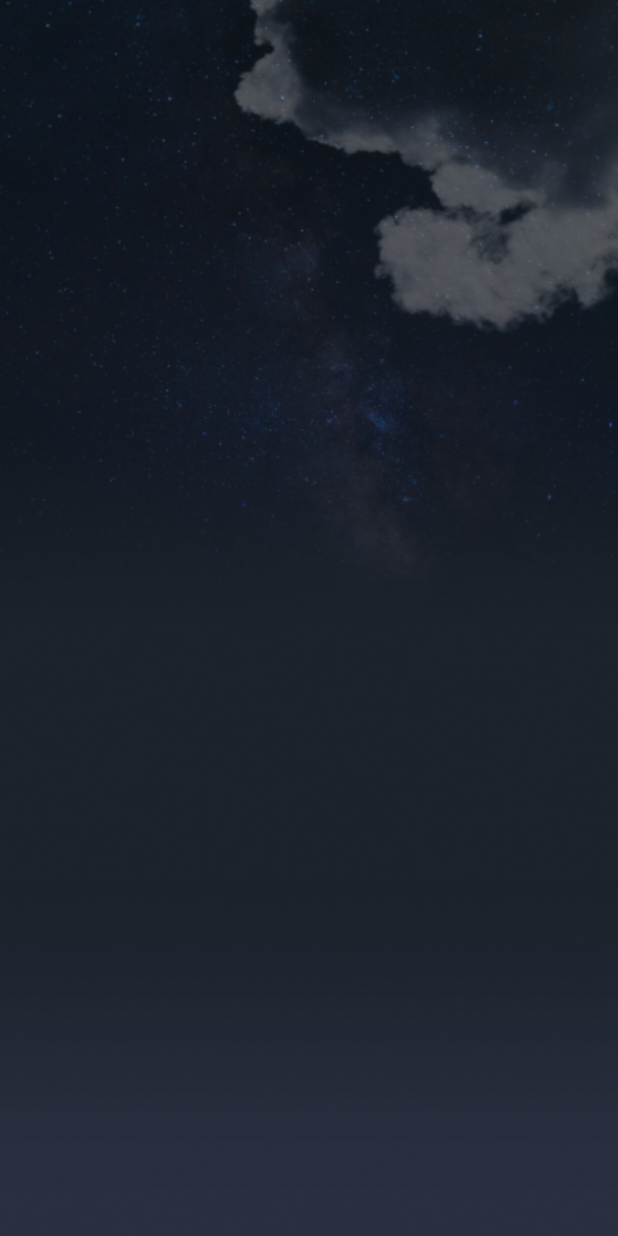
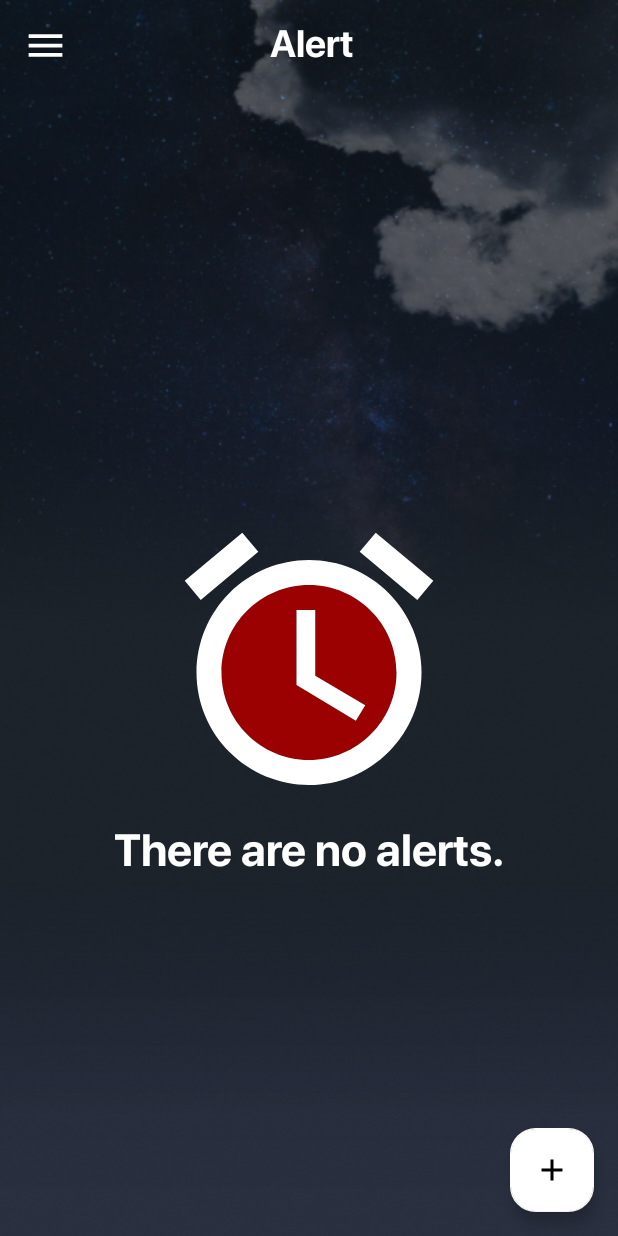
Before and after one commit to kerolos-raouf/Nimbus-Weather-App-XML, an Android app: the screen it shows after launch (MainActivity), after a tap on "Alert", on a phone screen of 412 x 824 dp. Run offline under Robolectric (Android 15) with nearby library versions, the phone set to English and light mode, and no system bars; our stand-ins replace Dagger/Hilt's generated code, Room's generated code, data binding, navigation-ui; pictures from the network do not load; 2 other taps on this screen came first.

Commit message:
implement alert UI screen

```diff
--- a/app/src/main/java/com/example/nimbusweatherapp/alertFragment/AlertFragment.kt
+++ b/app/src/main/java/com/example/nimbusweatherapp/alertFragment/AlertFragment.kt
@@ -5,56 +5,26 @@ import androidx.fragment.app.Fragment
 import android.view.LayoutInflater
 import android.view.View
 import android.view.ViewGroup
+import androidx.databinding.DataBindingUtil
 import com.example.nimbusweatherapp.R
+import com.example.nimbusweatherapp.databinding.FragmentAlertBinding
 
-// TODO: Rename parameter arguments, choose names that match
-// the fragment initialization parameters, e.g. ARG_ITEM_NUMBER
-private const val ARG_PARAM1 = "param1"
-private const val ARG_PARAM2 = "param2"
 
-/**
- * A simple [Fragment] subclass.
- * Use the [AlertFragment.newInstance] factory method to
- * create an instance of this fragment.
- */
 class AlertFragment : Fragment() {
-    // TODO: Rename and change types of parameters
-    private var param1: String? = null
-    private var param2: String? = null
 
-    override fun onCreate(savedInstanceState: Bundle?) {
-        super.onCreate(savedInstanceState)
-        arguments?.let {
-            param1 = it.getString(ARG_PARAM1)
-            param2 = it.getString(ARG_PARAM2)
-        }
-    }
+
+    private lateinit var binding : FragmentAlertBinding
+
 
     override fun onCreateView(
         inflater: LayoutInflater, container: ViewGroup?,
         savedInstanceState: Bundle?
     ): View? {
-        // Inflate the layout for this fragment
-        return inflater.inflate(R.layout.fragment_alert, container, false)
+        binding = DataBindingUtil.inflate(layoutInflater, R.layout.fragment_alert, container, false)
+        return binding.root
     }
 
-    companion object {
-        /**
-         * Use this factory method to create a new instance of
-         * this fragment using the provided parameters.
-         *
-         * @param param1 Parameter 1.
-         * @param param2 Parameter 2.
-         * @return A new instance of fragment AlertFragment.
-         */
-        // TODO: Rename and change types and number of parameters
-        @JvmStatic
-        fun newInstance(param1: String, param2: String) =
-            AlertFragment().apply {
-                arguments = Bundle().apply {
-                    putString(ARG_PARAM1, param1)
-                    putString(ARG_PARAM2, param2)
-                }
-            }
-    }
+
+
+
 }
--- a/app/src/main/java/com/example/nimbusweatherapp/data/contracts/LocalDataSource.kt
+++ b/app/src/main/java/com/example/nimbusweatherapp/data/contracts/LocalDataSource.kt
@@ -1,6 +1,7 @@
 package com.example.nimbusweatherapp.data.contracts
 
 import androidx.lifecycle.LiveData
+import com.example.nimbusweatherapp.data.model.Alert
 import com.example.nimbusweatherapp.data.model.FavouriteLocation
 import kotlinx.coroutines.flow.Flow
 
@@ -12,4 +13,11 @@ interface LocalDataSource {
 
     suspend fun deleteLocation(favouriteLocation: FavouriteLocation)
 
+    //alert
+    fun getAllAlerts() : Flow<List<Alert>>
+
+    suspend fun insertAlert(alert: Alert)
+
+    suspend fun deleteAlert(alert: Alert)
+
 }
--- a/app/src/main/java/com/example/nimbusweatherapp/data/database/LocationDatabase.kt
+++ b/app/src/main/java/com/example/nimbusweatherapp/data/database/LocationDatabase.kt
@@ -2,10 +2,14 @@ package com.example.nimbusweatherapp.data.database
 
 import androidx.room.Database
 import androidx.room.RoomDatabase
+import com.example.nimbusweatherapp.data.database.dao.AlertsDao
+import com.example.nimbusweatherapp.data.database.dao.FavouriteLocationDao
+import com.example.nimbusweatherapp.data.model.Alert
 import com.example.nimbusweatherapp.data.model.FavouriteLocation
 
-@Database(entities = [FavouriteLocation::class], version = 1)
+@Database(entities = [FavouriteLocation::class,Alert::class], version = 1)
 abstract class LocationDatabase : RoomDatabase()
 {
     abstract fun favouriteLocationDao() : FavouriteLocationDao
+    abstract fun alertsDao() : AlertsDao
 }
--- /dev/null
+++ b/app/src/main/java/com/example/nimbusweatherapp/data/database/dao/AlertsDao.kt
@@ -0,0 +1,24 @@
+package com.example.nimbusweatherapp.data.database.dao
+
+import androidx.room.Dao
+import androidx.room.Delete
+import androidx.room.Insert
+import androidx.room.OnConflictStrategy
+import androidx.room.Query
+import com.example.nimbusweatherapp.data.model.Alert
+import kotlinx.coroutines.flow.Flow
+
+@Dao
+interface AlertsDao {
+
+
+    @Query("SELECT * FROM Alert")
+    fun getAlerts(): Flow<List<Alert>>
+
+    @Insert(onConflict = OnConflictStrategy.REPLACE)
+    suspend fun insertAlert(alert: Alert)
+
+    @Delete
+    suspend fun deleteAlert(alert: Alert)
+
+}
--- a/app/src/main/java/com/example/nimbusweatherapp/data/database/FavouriteLocationDao.kt
+++ b/app/src/main/java/com/example/nimbusweatherapp/data/database/dao/FavouriteLocationDao.kt
@@ -1,6 +1,5 @@
-package com.example.nimbusweatherapp.data.database
+package com.example.nimbusweatherapp.data.database.dao
 
-import androidx.lifecycle.LiveData
 import androidx.room.Dao
 import androidx.room.Delete
 import androidx.room.Insert
--- a/app/src/main/java/com/example/nimbusweatherapp/data/repository/Repository.kt
+++ b/app/src/main/java/com/example/nimbusweatherapp/data/repository/Repository.kt
@@ -1,6 +1,7 @@
 package com.example.nimbusweatherapp.data.repository
 
 
+import com.example.nimbusweatherapp.data.model.Alert
 import com.example.nimbusweatherapp.data.model.FavouriteLocation
 import com.example.nimbusweatherapp.data.model.LocationNameResponse
 import com.example.nimbusweatherapp.data.model.WeatherEveryThreeHours
@@ -50,6 +51,13 @@ interface Repository
 
     suspend fun deleteFavouriteLocation(favouriteLocation: FavouriteLocation)
 
+    //alert
+    fun getAllAlerts() : Flow<List<Alert>>
+
+    suspend fun insertAlert(alert: Alert)
+
+    suspend fun deleteAlert(alert: Alert)
+
 
     fun setSharedPreferencesString(stringKey : String,stringValue : String)
     fun getSharedPreferencesString(stringKey : String) : String
--- a/app/src/main/java/com/example/nimbusweatherapp/di/DatabaseModule.kt
+++ b/app/src/main/java/com/example/nimbusweatherapp/di/DatabaseModule.kt
@@ -2,10 +2,9 @@ package com.example.nimbusweatherapp.di
 
 import android.content.Context
 import androidx.room.Room
-import com.example.nimbusweatherapp.data.contracts.LocalDataSource
-import com.example.nimbusweatherapp.data.database.FavouriteLocationDao
+import com.example.nimbusweatherapp.data.database.dao.FavouriteLocationDao
 import com.example.nimbusweatherapp.data.database.LocationDatabase
-import com.example.nimbusweatherapp.data.database.LocationDatabaseHandler
+import com.example.nimbusweatherapp.data.database.dao.AlertsDao
 import com.example.nimbusweatherapp.utils.Constants
 import dagger.Module
 import dagger.Provides
@@ -20,10 +19,17 @@ object DatabaseModule {
 
     @Provides
     @Singleton
-    fun provideFavouriteDao(@ApplicationContext context: Context) : FavouriteLocationDao
+    fun provideLocationDatabase(@ApplicationContext context: Context) : LocationDatabase
         = Room.databaseBuilder(context,LocationDatabase::class.java,Constants.LOCATION_DATABASE_NAME)
             .build()
-            .favouriteLocationDao()
+
+    @Provides
+    @Singleton
+    fun provideFavouriteDao(locationDatabase: LocationDatabase) : FavouriteLocationDao = locationDatabase.favouriteLocationDao()
+
+    @Provides
+    @Singleton
+    fun provideAlertsDao(locationDatabase: LocationDatabase) : AlertsDao = locationDatabase.alertsDao()
 
 
 }
--- a/app/src/main/java/com/example/nimbusweatherapp/di/RepositoryModule.kt
+++ b/app/src/main/java/com/example/nimbusweatherapp/di/RepositoryModule.kt
@@ -4,8 +4,9 @@ import android.content.SharedPreferences
 import com.example.nimbusweatherapp.data.contracts.LocalDataSource
 import com.example.nimbusweatherapp.data.contracts.RemoteDataSource
 import com.example.nimbusweatherapp.data.contracts.SettingsHandler
-import com.example.nimbusweatherapp.data.database.FavouriteLocationDao
+import com.example.nimbusweatherapp.data.database.dao.FavouriteLocationDao
 import com.example.nimbusweatherapp.data.database.LocationDatabaseHandler
+import com.example.nimbusweatherapp.data.database.dao.AlertsDao
 import com.example.nimbusweatherapp.data.repository.Repository
 import com.example.nimbusweatherapp.data.repository.RepositoryImpl
 import com.example.nimbusweatherapp.data.sharedPreference.SharedPreferenceHandler
@@ -28,7 +29,7 @@ object RepositoryModule
 
     @Provides
     @Singleton
-    fun provideLocalDataSource(favouriteLocationDao: FavouriteLocationDao) : LocalDataSource = LocationDatabaseHandler(favouriteLocationDao)
+    fun provideLocalDataSource(favouriteLocationDao: FavouriteLocationDao,alertsDao: AlertsDao) : LocalDataSource = LocationDatabaseHandler(favouriteLocationDao,alertsDao)
 
 
     @Provides
--- /dev/null
+++ b/app/src/main/res/drawable/icon_alarm.xml
@@ -0,0 +1,12 @@
+<vector xmlns:android="http://schemas.android.com/apk/res/android"
+    android:width="24dp"
+    android:height="24dp"
+    android:viewportWidth="24"
+    android:viewportHeight="24">
+  <path
+      android:pathData="M12,6C8.14,6 5,9.14 5,13C5,16.86 8.14,20 12,20C15.86,20 19,16.86 19,13C19,9.14 15.86,6 12,6ZM15.75,16.85L11,14V8H12.5V13.25L16.5,15.62L15.75,16.85Z"
+      android:fillColor="#9C0101"/>
+  <path
+      android:pathData="M12.5,8H11V14L15.75,16.85L16.5,15.62L12.5,13.25V8ZM17.337,1.81L21.944,5.655L20.664,7.19L16.054,3.347L17.337,1.81ZM6.663,1.81L7.945,3.346L3.337,7.19L2.057,5.654L6.663,1.81ZM12,4C9.613,4 7.324,4.949 5.636,6.637C3.948,8.325 3,10.614 3,13.001C3,15.388 3.949,17.677 5.637,19.365C7.325,21.053 9.614,22.001 12.001,22.001C13.183,22.001 14.353,21.768 15.445,21.316C16.537,20.863 17.529,20.2 18.365,19.365C19.201,18.529 19.864,17.536 20.316,16.444C20.768,15.352 21.001,14.182 21.001,13C21.001,11.818 20.768,10.648 20.316,9.556C19.863,8.464 19.2,7.472 18.365,6.636C17.529,5.8 16.536,5.137 15.444,4.685C14.352,4.233 13.182,4 12,4ZM12,20C8.14,20 5,16.86 5,13C5,9.14 8.14,6 12,6C15.86,6 19,9.14 19,13C19,16.86 15.86,20 12,20Z"
+      android:fillColor="#ffffff"/>
+</vector>
--- a/app/src/main/res/layout/fragment_alert.xml
+++ b/app/src/main/res/layout/fragment_alert.xml
@@ -1,11 +1,116 @@
 <?xml version="1.0" encoding="utf-8"?>
-<androidx.constraintlayout.widget.ConstraintLayout xmlns:android="http://schemas.android.com/apk/res/android"
+<layout xmlns:android="http://schemas.android.com/apk/res/android"
     xmlns:tools="http://schemas.android.com/tools"
-    android:layout_width="match_parent"
-    android:layout_height="match_parent"
-    tools:context=".alertFragment.AlertFragment"
-    android:background="@drawable/background"
-    >
+    xmlns:app="http://schemas.android.com/apk/res-auto">
+
+    <data>
+
+    </data>
+
+    <androidx.constraintlayout.widget.ConstraintLayout
+        android:layout_width="match_parent"
+        android:layout_height="match_parent"
+        android:background="@drawable/background"
+        tools:context=".favouriteFragment.FavouriteFragment">
+
+        <com.google.android.material.floatingactionbutton.FloatingActionButton
+            android:id="@+id/homeFAB"
+            style="@style/CustomFloatingActionButton"
+            android:layout_width="wrap_content"
+            android:layout_height="wrap_content"
+            android:layout_margin="16dp"
+            android:contentDescription="Mian FAB"
+            android:src="@drawable/icon_add"
+            app:layout_constraintBottom_toBottomOf="parent"
+            app:layout_constraintEnd_toEndOf="parent" />
+
+        <androidx.appcompat.widget.Toolbar
+            android:id="@+id/homeToolbar"
+            android:layout_width="0dp"
+            android:layout_height="wrap_content"
+            app:layout_constraintEnd_toEndOf="parent"
+            app:layout_constraintStart_toStartOf="parent"
+            app:layout_constraintTop_toTopOf="parent"
+            app:title="">
 
 
-</androidx.constraintlayout.widget.ConstraintLayout>
+            <TextView
+                android:id="@+id/homeTitle"
+                android:layout_width="wrap_content"
+                android:layout_height="wrap_content"
+                android:layout_gravity="center"
+                android:layout_marginStart="20dp"
+                android:fontFamily="@font/sf_semi_bold"
+                android:text="@string/alert"
+                android:textAlignment="center"
+                android:textColor="@color/white"
+                android:textSize="25sp" />
+
+        </androidx.appcompat.widget.Toolbar>
+
+        <ImageView
+            android:id="@+id/favouriteMenuIcon"
+            android:layout_width="30dp"
+            android:layout_height="30dp"
+            android:layout_margin="@dimen/menu_button_margin"
+
+            android:src="@drawable/icon_menu"
+            app:layout_constraintStart_toStartOf="parent"
+            app:layout_constraintTop_toTopOf="parent" />
+
+
+        <androidx.constraintlayout.widget.ConstraintLayout
+            android:id="@+id/favouriteAddSomeLocationsLayout"
+            android:layout_width="0dp"
+            android:layout_height="0dp"
+            app:layout_constraintBottom_toBottomOf="parent"
+            app:layout_constraintEnd_toEndOf="parent"
+            app:layout_constraintStart_toStartOf="parent"
+            app:layout_constraintTop_toBottomOf="@+id/homeToolbar">
+
+            <ImageView
+
+                android:id="@+id/favouriteAddSomeLocationsImage"
+                android:layout_width="0dp"
+                android:layout_height="200dp"
+
+                android:src="@drawable/icon_alarm"
+
+                app:layout_constraintBottom_toBottomOf="parent"
+                app:layout_constraintEnd_toEndOf="parent"
+                app:layout_constraintStart_toStartOf="parent"
+                app:layout_constraintTop_toTopOf="parent" />
+
+            <TextView
+                android:id="@+id/favouriteAddSomeLocationsText"
+                android:layout_width="match_parent"
+                android:layout_height="wrap_content"
+                android:padding="5dp"
+                android:fontFamily="@font/sf_semi_bold"
+                android:gravity="center"
+                android:text="There are no alerts."
+                android:textColor="@color/white"
+                android:textSize="30sp"
+                app:layout_constraintEnd_toEndOf="parent"
+                app:layout_constraintStart_toStartOf="parent"
+                app:layout_constraintTop_toBottomOf="@+id/favouriteAddSomeLocationsImage" />
+
+        </androidx.constraintlayout.widget.ConstraintLayout>
+
+        <androidx.recyclerview.widget.RecyclerView
+            android:id="@+id/favouriteRecyclerView"
+            android:layout_width="0dp"
+            android:layout_height="0dp"
+            android:orientation="vertical"
+            android:visibility="gone"
+            app:layoutManager="androidx.recyclerview.widget.GridLayoutManager"
+            app:spanCount="2"
+            app:layout_constraintBottom_toBottomOf="parent"
+            app:layout_constraintEnd_toEndOf="parent"
+            app:layout_constraintStart_toStartOf="parent"
+            app:layout_constraintTop_toBottomOf="@+id/homeToolbar"
+            tools:listitem="@layout/item_alarm" />
+
+
+    </androidx.constraintlayout.widget.ConstraintLayout>
+</layout>
```
Also changed, not shown: app/src/main/java/com/example/nimbusweatherapp/alertFragment/AlertItemListener.kt (added, +7 -0 lines), app/src/main/java/com/example/nimbusweatherapp/alertFragment/AlertRecyclerViewAdapter.kt (added, +43 -0 lines), app/src/main/java/com/example/nimbusweatherapp/alertFragment/AlertViewModel.kt (added, +22 -0 lines), app/src/main/java/com/example/nimbusweatherapp/data/database/LocationDatabaseHandler.kt (+17 -2 lines), app/src/main/java/com/example/nimbusweatherapp/data/model/Alert.kt (added, +10 -0 lines), app/src/main/java/com/example/nimbusweatherapp/data/repository/RepositoryImpl.kt (+13 -0 lines), app/src/main/res/drawable/custom_background_for_items.xml (added, +9 -0 lines), app/src/main/res/layout/item_alarm.xml (added, +52 -0 lines).
